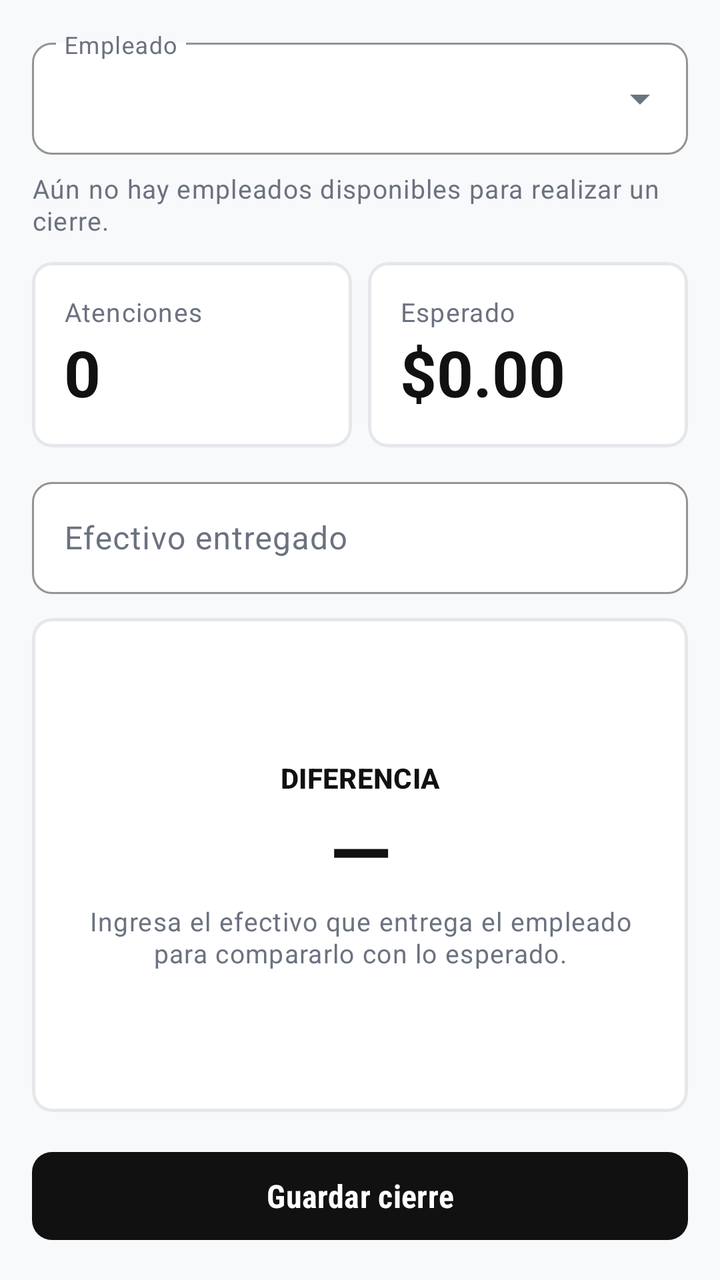
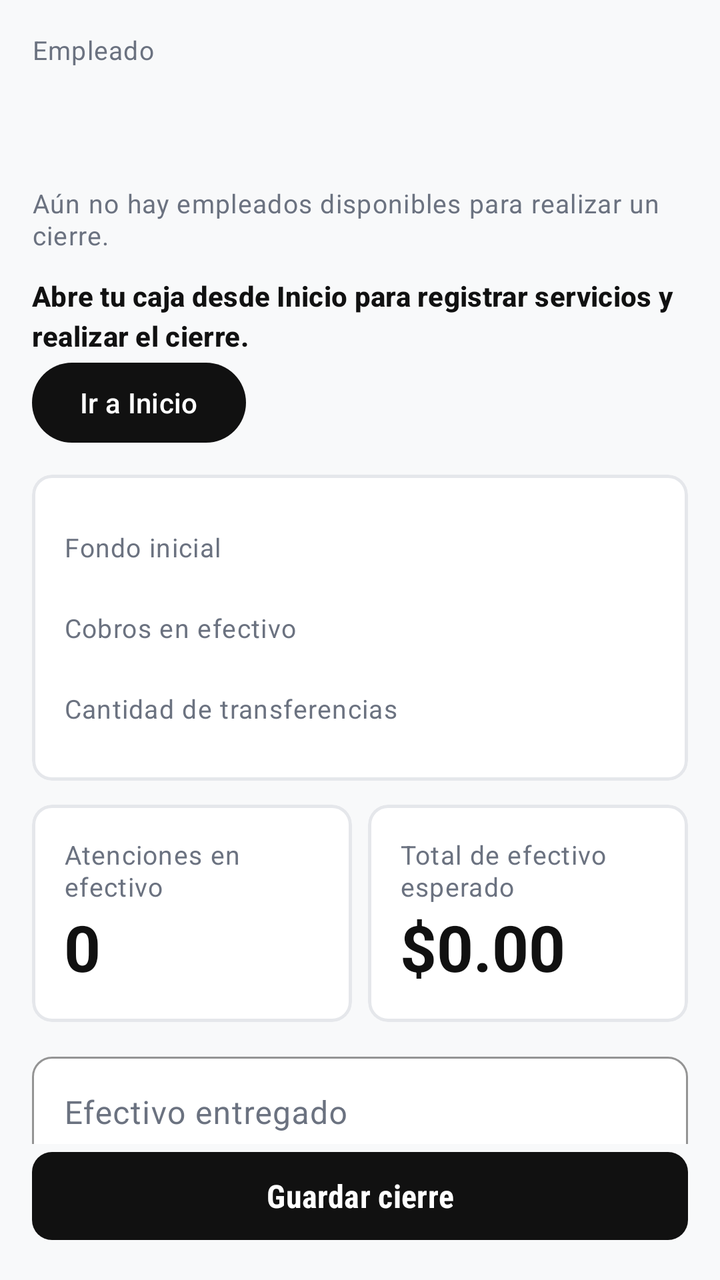

Screens rendered from an Android XML layout before and after an edit, with the pre-edit source and the edit as a unified diff.
<!-- AndroidManifest.xml: application theme Theme.Car_wash_La_Orilla -->
<!-- res/layout/fragment_cierre_hoy.xml -->
<?xml version="1.0" encoding="utf-8"?>
<androidx.constraintlayout.widget.ConstraintLayout xmlns:android="http://schemas.android.com/apk/res/android"
    xmlns:app="http://schemas.android.com/apk/res-auto" xmlns:tools="http://schemas.android.com/tools"
    android:layout_width="match_parent" android:layout_height="match_parent" android:background="@color/bg">
    <androidx.core.widget.NestedScrollView android:id="@+id/cierre_scroll"
        android:layout_width="0dp" android:layout_height="0dp" android:fillViewport="true" android:clipToPadding="false"
        app:layout_constraintTop_toTopOf="parent" app:layout_constraintBottom_toTopOf="@id/cierre_save"
        app:layout_constraintStart_toStartOf="parent" app:layout_constraintEnd_toEndOf="parent">
        <LinearLayout android:layout_width="match_parent" android:layout_height="wrap_content" android:orientation="vertical" android:padding="16dp" android:paddingBottom="12dp">
            <com.google.android.material.textfield.TextInputLayout style="@style/Cierre.EmployeeSelect"
                android:layout_width="match_parent" android:layout_height="wrap_content" android:hint="@string/cierre_employee"
                app:endIconMode="dropdown_menu" app:expandedHintEnabled="false" app:hintAnimationEnabled="false">
                <com.google.android.material.textfield.MaterialAutoCompleteTextView
                    android:id="@+id/cierre_employee" android:layout_width="match_parent" android:layout_height="wrap_content" android:minHeight="56dp"
                    android:inputType="none" android:textSize="16sp" android:textColor="@color/ink" android:saveEnabled="false"
                    android:fontFamily="sans-serif" android:gravity="center_vertical"
                    android:paddingStart="16dp" android:paddingEnd="16dp" android:paddingVertical="16dp"
                    android:maxLines="1" android:ellipsize="end" />
            </com.google.android.material.textfield.TextInputLayout>
            <TextView android:id="@+id/cierre_employee_notice" android:layout_width="match_parent" android:layout_height="wrap_content"
                android:layout_marginTop="8dp" android:text="@string/cierre_no_employees" android:textAppearance="@style/Cierre.Caption" />
            <LinearLayout android:layout_width="match_parent" android:layout_height="wrap_content" android:layout_marginTop="12dp" android:orientation="horizontal" android:baselineAligned="false">
                <com.google.android.material.card.MaterialCardView style="@style/Cierre.Card" android:layout_width="0dp" android:layout_height="match_parent" android:layout_weight="1">
                    <LinearLayout android:layout_width="match_parent" android:layout_height="wrap_content" android:orientation="vertical" android:padding="16dp">
                        <TextView android:layout_width="match_parent" android:layout_height="wrap_content" android:text="@string/cierre_count" android:textAppearance="@style/Cierre.Caption" />
                        <TextView android:id="@+id/cierre_count" android:layout_width="match_parent" android:layout_height="wrap_content" android:text="0" android:textAppearance="@style/Cierre.Figure" />
                    </LinearLayout>
                </com.google.android.material.card.MaterialCardView>
                <com.google.android.material.card.MaterialCardView style="@style/Cierre.Card" android:layout_width="0dp" android:layout_height="match_parent" android:layout_weight="1" android:layout_marginStart="8dp">
                    <LinearLayout android:layout_width="match_parent" android:layout_height="wrap_content" android:orientation="vertical" android:padding="16dp">
                        <TextView android:layout_width="match_parent" android:layout_height="wrap_content" android:text="@string/cierre_expected" android:textAppearance="@style/Cierre.Caption" />
                        <TextView android:id="@+id/cierre_expected" android:layout_width="match_parent" android:layout_height="wrap_content" android:text="$0.00" android:textAppearance="@style/Cierre.Figure" />
                    </LinearLayout>
                </com.google.android.material.card.MaterialCardView>
            </LinearLayout>
            <com.google.android.material.textfield.TextInputLayout android:id="@+id/cierre_delivered_layout" style="@style/Cierre.Input"
                android:layout_width="match_parent" android:layout_height="wrap_content" android:layout_marginTop="12dp" android:hint="@string/cierre_delivered" app:prefixText="$">
                <com.google.android.material.textfield.TextInputEditText android:id="@+id/cierre_delivered"
                    android:layout_width="match_parent" android:layout_height="wrap_content" android:minHeight="56dp" android:inputType="numberDecimal" android:maxLength="12" android:textSize="16sp" />
            </com.google.android.material.textfield.TextInputLayout>
            <com.google.android.material.card.MaterialCardView android:id="@+id/cierre_difference_card" style="@style/Cierre.Card"
                android:layout_width="match_parent" android:layout_height="0dp" android:layout_weight="1" android:minHeight="168dp" android:layout_marginTop="12dp">
                <LinearLayout android:layout_width="match_parent" android:layout_height="match_parent" android:orientation="vertical" android:gravity="center" android:padding="16dp">
                    <TextView android:id="@+id/cierre_status" android:layout_width="match_parent" android:layout_height="wrap_content" android:gravity="center" android:text="@string/cierre_difference" android:textAppearance="@style/Cierre.Label" android:accessibilityLiveRegion="polite" />
                    <TextView android:id="@+id/cierre_difference" android:layout_width="match_parent" android:layout_height="wrap_content" android:gravity="center" android:text="—" android:textAppearance="@style/Cierre.Figure" android:textSize="40sp" />
                    <TextView android:id="@+id/cierre_difference_hint" android:layout_width="match_parent" android:layout_height="wrap_content" android:gravity="center" android:text="@string/cierre_hint" android:textAppearance="@style/Cierre.Caption" />
                </LinearLayout>
            </com.google.android.material.card.MaterialCardView>
        </LinearLayout>
    </androidx.core.widget.NestedScrollView>
    <com.google.android.material.button.MaterialButton android:id="@+id/cierre_save" style="@style/Orilla.Button"
        android:layout_width="0dp" android:layout_height="wrap_content" android:minHeight="52dp" android:layout_margin="16dp"
        android:text="@string/cierre_save" android:enabled="false" app:cornerRadius="10dp"
        app:layout_constraintBottom_toBottomOf="parent" app:layout_constraintStart_toStartOf="parent" app:layout_constraintEnd_toEndOf="parent" />
</androidx.constraintlayout.widget.ConstraintLayout>
<!-- resources referenced by this layout -->
<resources>
  <color name="bg">@color/app_bg</color>
  <color name="ink">@color/app_black</color>
  <string name="cierre_count">Atenciones</string>
  <string name="cierre_delivered">Efectivo entregado</string>
  <string name="cierre_difference">DIFERENCIA</string>
  <string name="cierre_employee">Empleado</string>
  <string name="cierre_expected">Esperado</string>
  <string name="cierre_hint">Ingresa el efectivo que entrega el empleado para compararlo con lo esperado.</string>
  <string name="cierre_no_employees">Aún no hay empleados disponibles para realizar un cierre.</string>
  <string name="cierre_save">Guardar cierre</string>
  <style name="Cierre.Caption" parent="TextAppearance.Material3.BodySmall">
          <item name="android:textColor">@color/ink_secondary</item>
          <item name="android:textSize">13sp</item>
      </style>
  <style name="Cierre.Card" parent="Widget.Material3.CardView.Outlined">
          <item name="cardBackgroundColor">@color/app_card_bg</item>
          <item name="cardCornerRadius">10dp</item>
          <item name="cardElevation">0dp</item>
          <item name="strokeColor">@color/line</item>
          <item name="strokeWidth">1.5dp</item>
      </style>
  <style name="Cierre.EmployeeSelect" parent="Widget.Material3.TextInputLayout.OutlinedBox.ExposedDropdownMenu">
          <item name="boxCornerRadiusTopStart">10dp</item>
          <item name="boxCornerRadiusTopEnd">10dp</item>
          <item name="boxCornerRadiusBottomStart">10dp</item>
          <item name="boxCornerRadiusBottomEnd">10dp</item>
          <item name="boxStrokeColor">@color/app_black</item>
          <item name="boxBackgroundColor">@color/app_card_bg</item>
      </style>
  <style name="Cierre.Figure" parent="TextAppearance.Material3.HeadlineLarge">
          <item name="android:textColor">@color/ink</item>
          <item name="android:textSize">32sp</item>
          <item name="android:fontFamily">sans-serif-condensed</item>
          <item name="android:textStyle">bold</item>
      </style>
  <style name="Cierre.Input" parent="Widget.Material3.TextInputLayout.OutlinedBox">
          <item name="boxCornerRadiusTopStart">10dp</item>
          <item name="boxCornerRadiusTopEnd">10dp</item>
          <item name="boxCornerRadiusBottomStart">10dp</item>
          <item name="boxCornerRadiusBottomEnd">10dp</item>
          <item name="boxStrokeColor">@color/ink</item>
          <item name="boxBackgroundColor">@color/app_card_bg</item>
      </style>
  <style name="Cierre.Label" parent="TextAppearance.Material3.LabelLarge">
          <item name="android:textColor">@color/ink</item>
          <item name="android:textSize">14sp</item>
          <item name="android:textStyle">bold</item>
      </style>
  <style name="Theme.Car_wash_La_Orilla" parent="Base.Theme.Car_wash_La_Orilla" />
  <color name="app_bg">#F8F9FA</color>
  <color name="app_black">#111111</color>
  <color name="ink_secondary">@color/app_text_secondary</color>
  <color name="app_card_bg">#FFFFFF</color>
  <color name="line">@color/app_border</color>
  <color name="white">#FFFFFFFF</color>
  <color name="app_text_secondary">#6B7280</color>
  <color name="app_border">#E5E7EB</color>
  <color name="app_yellow">#EAB308</color>
  <style name="Orilla.Dialog" parent="ThemeOverlay.Material3.MaterialAlertDialog">
          <item name="colorSurface">@color/app_card_bg</item>
          <item name="colorSurfaceContainerHigh">@color/app_card_bg</item>
          <item name="buttonBarPositiveButtonStyle">@style/Orilla.Button</item>
          <item name="buttonBarNegativeButtonStyle">@style/Orilla.Button.Outlined</item>
      </style>
  <color name="app_card_selected">#E5E7EB</color>
  <!-- unchanged entries left out for length: 3 -->
</resources>

<!-- the commit's change to res/layout/fragment_cierre_hoy.xml (unified diff, before → after) -->
@@ -1,37 +1,71 @@
 <?xml version="1.0" encoding="utf-8"?>
 <androidx.constraintlayout.widget.ConstraintLayout xmlns:android="http://schemas.android.com/apk/res/android"
-    xmlns:app="http://schemas.android.com/apk/res-auto" xmlns:tools="http://schemas.android.com/tools"
+    xmlns:app="http://schemas.android.com/apk/res-auto"
     android:layout_width="match_parent" android:layout_height="match_parent" android:background="@color/bg">
     <androidx.core.widget.NestedScrollView android:id="@+id/cierre_scroll"
         android:layout_width="0dp" android:layout_height="0dp" android:fillViewport="true" android:clipToPadding="false"
         app:layout_constraintTop_toTopOf="parent" app:layout_constraintBottom_toTopOf="@id/cierre_save"
         app:layout_constraintStart_toStartOf="parent" app:layout_constraintEnd_toEndOf="parent">
-        <LinearLayout android:layout_width="match_parent" android:layout_height="wrap_content" android:orientation="vertical" android:padding="16dp" android:paddingBottom="12dp">
-            <com.google.android.material.textfield.TextInputLayout style="@style/Cierre.EmployeeSelect"
-                android:layout_width="match_parent" android:layout_height="wrap_content" android:hint="@string/cierre_employee"
-                app:endIconMode="dropdown_menu" app:expandedHintEnabled="false" app:hintAnimationEnabled="false">
-                <com.google.android.material.textfield.MaterialAutoCompleteTextView
-                    android:id="@+id/cierre_employee" android:layout_width="match_parent" android:layout_height="wrap_content" android:minHeight="56dp"
-                    android:inputType="none" android:textSize="16sp" android:textColor="@color/ink" android:saveEnabled="false"
-                    android:fontFamily="sans-serif" android:gravity="center_vertical"
-                    android:paddingStart="16dp" android:paddingEnd="16dp" android:paddingVertical="16dp"
-                    android:maxLines="1" android:ellipsize="end" />
-            </com.google.android.material.textfield.TextInputLayout>
+        <LinearLayout android:layout_width="match_parent" android:layout_height="wrap_content" android:orientation="vertical" android:padding="16dp">
+            <TextView android:layout_width="match_parent" android:layout_height="wrap_content"
+                android:text="@string/cierre_employee" android:textAppearance="@style/Cierre.Caption" />
+            <TextView android:id="@+id/cierre_employee" android:layout_width="match_parent"
+                android:layout_height="wrap_content" android:paddingVertical="12dp"
+                android:textAppearance="@style/Cierre.Label" android:textSize="20sp" />
             <TextView android:id="@+id/cierre_employee_notice" android:layout_width="match_parent" android:layout_height="wrap_content"
                 android:layout_marginTop="8dp" android:text="@string/cierre_no_employees" android:textAppearance="@style/Cierre.Caption" />
-            <LinearLayout android:layout_width="match_parent" android:layout_height="wrap_content" android:layout_marginTop="12dp" android:orientation="horizontal" android:baselineAligned="false">
-                <com.google.android.material.card.MaterialCardView style="@style/Cierre.Card" android:layout_width="0dp" android:layout_height="match_parent" android:layout_weight="1">
-                    <LinearLayout android:layout_width="match_parent" android:layout_height="wrap_content" android:orientation="vertical" android:padding="16dp">
-                        <TextView android:layout_width="match_parent" android:layout_height="wrap_content" android:text="@string/cierre_count" android:textAppearance="@style/Cierre.Caption" />
-                        <TextView android:id="@+id/cierre_count" android:layout_width="match_parent" android:layout_height="wrap_content" android:text="0" android:textAppearance="@style/Cierre.Figure" />
+            <LinearLayout android:id="@+id/caja_sin_apertura" android:layout_width="match_parent" android:layout_height="wrap_content"
+                android:orientation="vertical" android:layout_marginTop="12dp">
+                <TextView android:layout_width="match_parent" android:layout_height="wrap_content"
+                    android:text="@string/caja_falta_apertura" android:textAppearance="@style/Cierre.Label" />
+                <com.google.android.material.button.MaterialButton android:id="@+id/caja_ir_inicio"
+                    android:layout_width="wrap_content" android:layout_height="wrap_content" android:minHeight="48dp"
+                    android:text="@string/caja_ir_inicio" />
+            </LinearLayout>
+            <LinearLayout android:id="@+id/caja_desglose" android:layout_width="match_parent" android:layout_height="wrap_content"
+                android:orientation="vertical" android:layout_marginTop="12dp">
+                <com.google.android.material.card.MaterialCardView style="@style/Cierre.Card"
+                    android:layout_width="match_parent" android:layout_height="wrap_content">
+                    <LinearLayout android:layout_width="match_parent" android:layout_height="wrap_content"
+                        android:orientation="vertical" android:padding="16dp">
+                    <LinearLayout android:layout_width="match_parent" android:layout_height="wrap_content"
+                        android:orientation="horizontal" android:gravity="center_vertical" android:paddingVertical="8dp">
+                        <TextView android:layout_width="0dp" android:layout_height="wrap_content" android:layout_weight="1"
+                            android:layout_marginEnd="12dp" android:text="@string/caja_fondo" android:textAppearance="@style/Cierre.Caption" />
+                        <TextView android:id="@+id/caja_fondo" android:layout_width="wrap_content" android:layout_height="wrap_content"
+                            android:textAppearance="@style/Cierre.Label" android:textSize="18sp" />
+                    </LinearLayout>
+                    <LinearLayout android:layout_width="match_parent" android:layout_height="wrap_content"
+                        android:orientation="horizontal" android:gravity="center_vertical" android:paddingVertical="8dp">
+                        <TextView android:layout_width="0dp" android:layout_height="wrap_content" android:layout_weight="1"
+                            android:layout_marginEnd="12dp" android:text="@string/caja_cobros" android:textAppearance="@style/Cierre.Caption" />
+                        <TextView android:id="@+id/caja_cobros" android:layout_width="wrap_content" android:layout_height="wrap_content"
+                            android:textAppearance="@style/Cierre.Label" android:textSize="18sp" />
+                    </LinearLayout>
+                    <LinearLayout android:layout_width="match_parent" android:layout_height="wrap_content"
+                        android:orientation="horizontal" android:gravity="center_vertical" android:paddingVertical="8dp">
+                        <TextView android:layout_width="0dp" android:layout_height="wrap_content" android:layout_weight="1"
+                            android:layout_marginEnd="12dp" android:text="@string/caja_transferencias" android:textAppearance="@style/Cierre.Caption" />
+                        <TextView android:id="@+id/caja_transferencias" android:layout_width="wrap_content" android:layout_height="wrap_content"
+                            android:textAppearance="@style/Cierre.Label" android:textSize="18sp" />
+                    </LinearLayout>
                     </LinearLayout>
                 </com.google.android.material.card.MaterialCardView>
-                <com.google.android.material.card.MaterialCardView style="@style/Cierre.Card" android:layout_width="0dp" android:layout_height="match_parent" android:layout_weight="1" android:layout_marginStart="8dp">
-                    <LinearLayout android:layout_width="match_parent" android:layout_height="wrap_content" android:orientation="vertical" android:padding="16dp">
-                        <TextView android:layout_width="match_parent" android:layout_height="wrap_content" android:text="@string/cierre_expected" android:textAppearance="@style/Cierre.Caption" />
-                        <TextView android:id="@+id/cierre_expected" android:layout_width="match_parent" android:layout_height="wrap_content" android:text="$0.00" android:textAppearance="@style/Cierre.Figure" />
-                    </LinearLayout>
-                </com.google.android.material.card.MaterialCardView>
+                <LinearLayout android:layout_width="match_parent" android:layout_height="wrap_content" android:layout_marginTop="12dp"
+                    android:orientation="horizontal" android:baselineAligned="false">
+                    <com.google.android.material.card.MaterialCardView style="@style/Cierre.Card" android:layout_width="0dp" android:layout_height="match_parent" android:layout_weight="1">
+                        <LinearLayout android:layout_width="match_parent" android:layout_height="wrap_content" android:orientation="vertical" android:padding="16dp">
+                            <TextView android:layout_width="match_parent" android:layout_height="wrap_content" android:text="@string/cierre_count" android:textAppearance="@style/Cierre.Caption" />
+                            <TextView android:id="@+id/cierre_count" android:layout_width="match_parent" android:layout_height="wrap_content" android:text="0" android:textAppearance="@style/Cierre.Figure" />
+                        </LinearLayout>
+                    </com.google.android.material.card.MaterialCardView>
+                    <com.google.android.material.card.MaterialCardView style="@style/Cierre.Card" android:layout_width="0dp" android:layout_height="match_parent" android:layout_weight="1" android:layout_marginStart="8dp">
+                        <LinearLayout android:layout_width="match_parent" android:layout_height="wrap_content" android:orientation="vertical" android:padding="16dp">
+                            <TextView android:layout_width="match_parent" android:layout_height="wrap_content" android:text="@string/caja_total" android:textAppearance="@style/Cierre.Caption" />
+                            <TextView android:id="@+id/cierre_expected" android:layout_width="match_parent" android:layout_height="wrap_content" android:text="$0.00" android:textAppearance="@style/Cierre.Figure" />
+                        </LinearLayout>
+                    </com.google.android.material.card.MaterialCardView>
+                </LinearLayout>
             </LinearLayout>
             <com.google.android.material.textfield.TextInputLayout android:id="@+id/cierre_delivered_layout" style="@style/Cierre.Input"
                 android:layout_width="match_parent" android:layout_height="wrap_content" android:layout_marginTop="12dp" android:hint="@string/cierre_delivered" app:prefixText="$">
@@ -39,11 +73,13 @@
                     android:layout_width="match_parent" android:layout_height="wrap_content" android:minHeight="56dp" android:inputType="numberDecimal" android:maxLength="12" android:textSize="16sp" />
             </com.google.android.material.textfield.TextInputLayout>
             <com.google.android.material.card.MaterialCardView android:id="@+id/cierre_difference_card" style="@style/Cierre.Card"
-                android:layout_width="match_parent" android:layout_height="0dp" android:layout_weight="1" android:minHeight="168dp" android:layout_marginTop="12dp">
-                <LinearLayout android:layout_width="match_parent" android:layout_height="match_parent" android:orientation="vertical" android:gravity="center" android:padding="16dp">
+                android:layout_width="match_parent" android:layout_height="wrap_content" android:minHeight="168dp" android:layout_marginTop="12dp">
+                <LinearLayout android:layout_width="match_parent" android:layout_height="wrap_content" android:orientation="vertical" android:gravity="center" android:padding="16dp">
                     <TextView android:id="@+id/cierre_status" android:layout_width="match_parent" android:layout_height="wrap_content" android:gravity="center" android:text="@string/cierre_difference" android:textAppearance="@style/Cierre.Label" android:accessibilityLiveRegion="polite" />
                     <TextView android:id="@+id/cierre_difference" android:layout_width="match_parent" android:layout_height="wrap_content" android:gravity="center" android:text="—" android:textAppearance="@style/Cierre.Figure" android:textSize="40sp" />
                     <TextView android:id="@+id/cierre_difference_hint" android:layout_width="match_parent" android:layout_height="wrap_content" android:gravity="center" android:text="@string/cierre_hint" android:textAppearance="@style/Cierre.Caption" />
+                    <TextView android:layout_width="match_parent" android:layout_height="wrap_content" android:layout_marginTop="12dp"
+                        android:gravity="center" android:text="@string/caja_incluye_fondo" android:textAppearance="@style/Cierre.Caption" />
                 </LinearLayout>
             </com.google.android.material.card.MaterialCardView>
         </LinearLayout>
<!-- resource entries referenced after the edit -->
@@ -1,12 +1,18 @@
 <!-- resources referenced by this layout -->
 <resources>
   <color name="bg">@color/app_bg</color>
+  <string name="caja_cobros">Cobros en efectivo</string>
+  <string name="caja_falta_apertura">Abre tu caja desde Inicio para registrar servicios y realizar el cierre.</string>
+  <string name="caja_fondo">Fondo inicial</string>
+  <string name="caja_incluye_fondo">El efectivo entregado incluye el fondo inicial. Las transferencias no generan efectivo pendiente.</string>
+  <string name="caja_ir_inicio">Ir a Inicio</string>
+  <string name="caja_total">Total de efectivo esperado</string>
+  <string name="caja_transferencias">Cantidad de transferencias</string>
   <color name="ink">@color/app_black</color>
-  <string name="cierre_count">Atenciones</string>
+  <string name="cierre_count">Atenciones en efectivo</string>
   <string name="cierre_delivered">Efectivo entregado</string>
   <string name="cierre_difference">DIFERENCIA</string>
   <string name="cierre_employee">Empleado</string>
-  <string name="cierre_expected">Esperado</string>
   <string name="cierre_hint">Ingresa el efectivo que entrega el empleado para compararlo con lo esperado.</string>
   <string name="cierre_no_employees">Aún no hay empleados disponibles para realizar un cierre.</string>
   <string name="cierre_save">Guardar cierre</string>
@@ -20,14 +26,6 @@
           <item name="cardElevation">0dp</item>
           <item name="strokeColor">@color/line</item>
           <item name="strokeWidth">1.5dp</item>
-      </style>
-  <style name="Cierre.EmployeeSelect" parent="Widget.Material3.TextInputLayout.OutlinedBox.ExposedDropdownMenu">
-          <item name="boxCornerRadiusTopStart">10dp</item>
-          <item name="boxCornerRadiusTopEnd">10dp</item>
-          <item name="boxCornerRadiusBottomStart">10dp</item>
-          <item name="boxCornerRadiusBottomEnd">10dp</item>
-          <item name="boxStrokeColor">@color/app_black</item>
-          <item name="boxBackgroundColor">@color/app_card_bg</item>
       </style>
   <style name="Cierre.Figure" parent="TextAppearance.Material3.HeadlineLarge">
           <item name="android:textColor">@color/ink</item>
